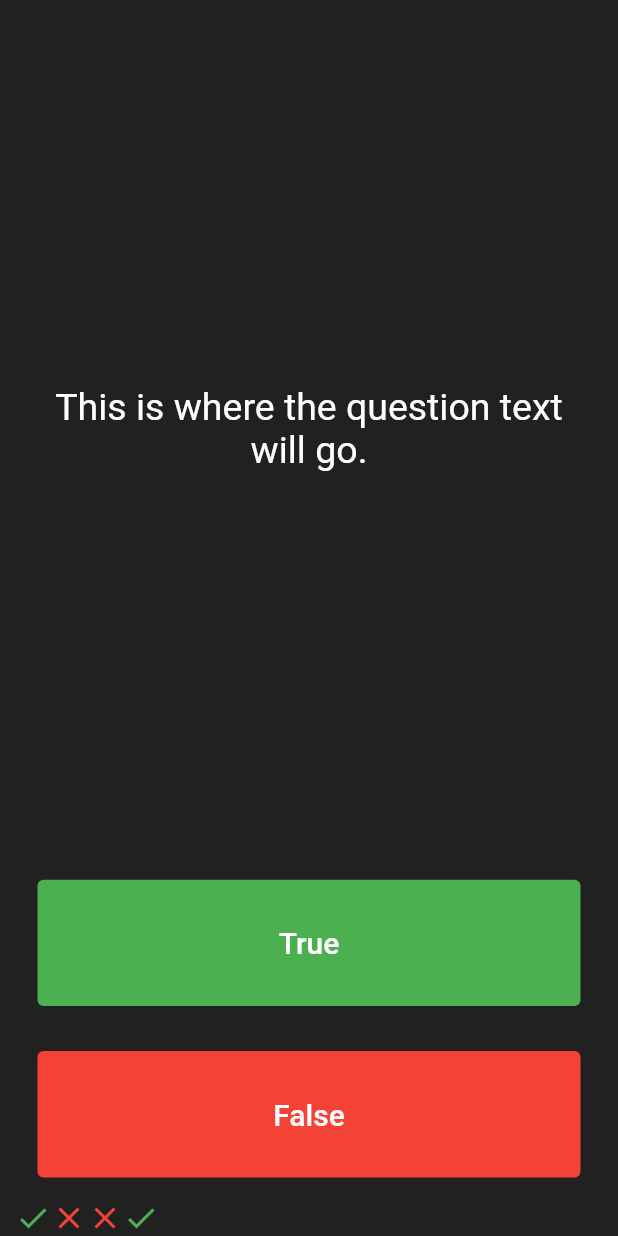
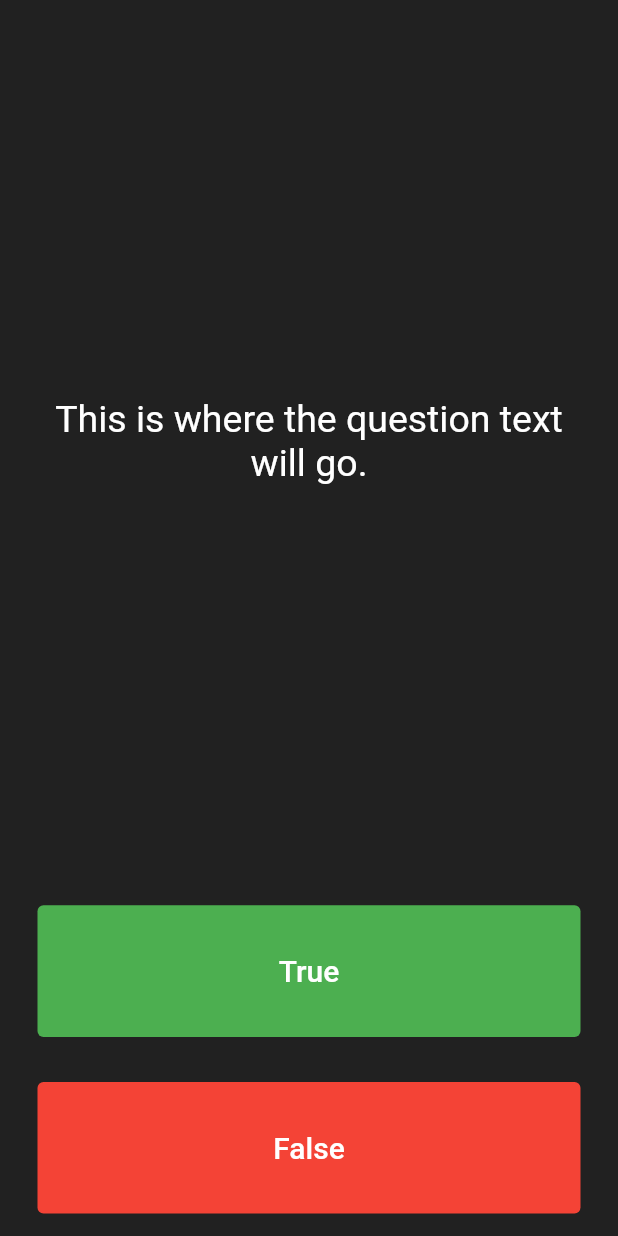
Before and after one commit to Sandra-chemist/quizzler_flutter_app, a Flutter app: the screen it shows after launch, after a tap on "True", on a phone screen of 412 x 824 dp. Run offline on Flutter 3.47's test engine with Material 2 defaults, Android fonts, the phone set to English and light mode, and no system bars.

Commit message:
added List with questions and cleaned List with scoreKeeper

```diff
--- a/lib/main.dart
+++ b/lib/main.dart
@@ -25,19 +25,11 @@ class QuizPage extends StatefulWidget {
 }
 
 class _QuizPageState extends State<QuizPage> {
-  List<Icon> scoreKeeper = [
-    const Icon(
-      Icons.check,
-      color: Colors.green,
-    ),
-    const Icon(
-      Icons.close,
-      color: Colors.red,
-    ),
-    const Icon(
-      Icons.close,
-      color: Colors.red,
-    ),
+  List<Icon> scoreKeeper = [];
+  List<String> questions = [
+    'You can lead a cow down stairs but not up stairs.',
+    'Approximately one quarter of human bones are in the feet.',
+    'A slug\'s blood is green.'
   ];
 
   @override
@@ -77,14 +69,7 @@ class _QuizPageState extends State<QuizPage> {
                 ),
               ),
               onPressed: () {
-                setState(() {
-                  scoreKeeper.add(
-                    const Icon(
-                      Icons.check,
-                      color: Colors.green,
-                    ),
-                  );
-                }); //The user picked true.
+                //The user picked true.
               },
             ),
           ),
```
